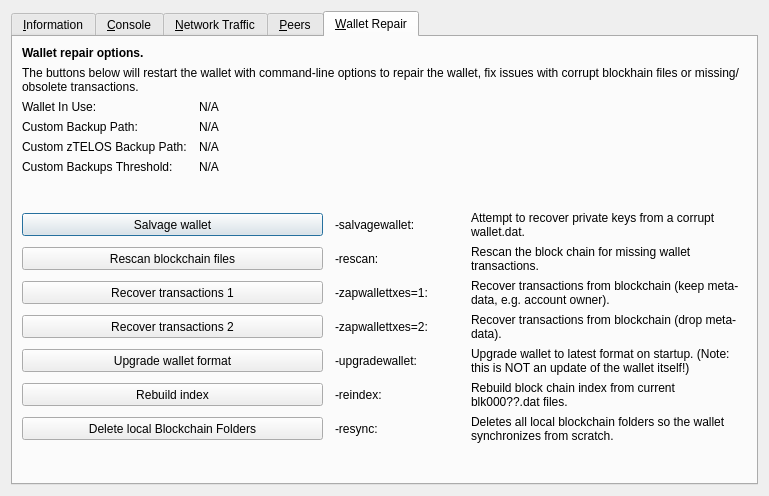
phoenixkonsole/MooNET, file src/qt/forms/rpcconsole.ui: the form before one commit.
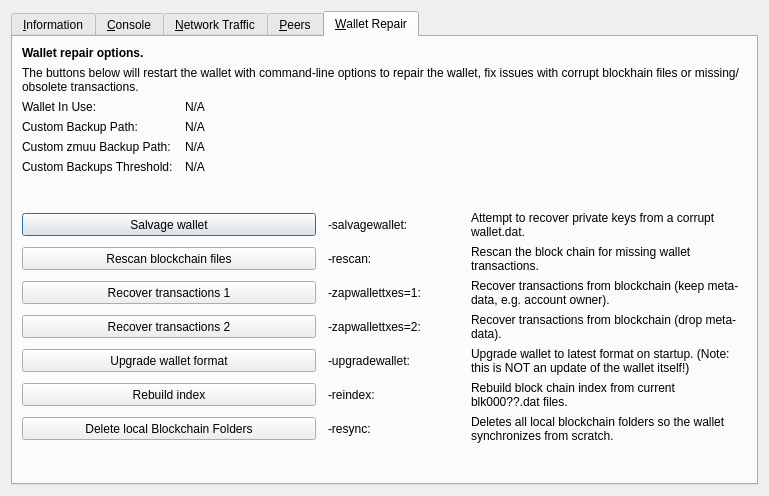
The form after the commit. The open tabs and pages were chosen to show the change. Icons and pictures are not drawn. Custom widgets are drawn as their Qt base class.

```diff
--- a/src/qt/forms/rpcconsole.ui
+++ b/src/qt/forms/rpcconsole.ui
@@ -1333,7 +1333,7 @@
           <bool>false</bool>
          </property>
          <property name="text">
-          <string>Custom zTELOS Backup Path:</string>
+          <string>Custom zmuu Backup Path:</string>
          </property>
         </widget>
        </item>
```
Left out of the diff: 6 changed lines with no effect on the pictures.
